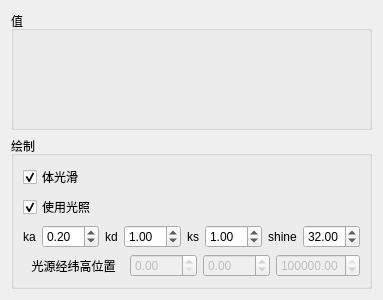
The window that app/isosurface/mcb_main_window.ui (Kouek/vis-osg-qt) describes before a commit, drawn with Qt 5.
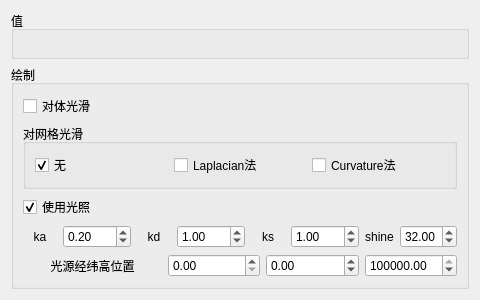
The same window after the commit.

Commit message: 添加等值面Mesh平滑

Patch:
```diff
--- a/app/isosurface/mcb_main_window.ui
+++ b/app/isosurface/mcb_main_window.ui
@@ -6,7 +6,7 @@
    <rect>
     <x>0</x>
     <y>0</y>
-    <width>376</width>
+    <width>480</width>
     <height>300</height>
    </rect>
   </property>
@@ -32,15 +32,57 @@
         <item>
          <widget class="QCheckBox" name="checkBox_UseSmoothedVolume">
           <property name="text">
-           <string>体光滑</string>
+           <string>对体光滑</string>
           </property>
           <property name="checked">
-           <bool>true</bool>
+           <bool>false</bool>
           </property>
          </widget>
         </item>
        </layout>
       </item>
+      <item>
+       <widget class="QGroupBox" name="groupBox_2">
+        <property name="title">
+         <string>对网格光滑</string>
+        </property>
+        <layout class="QHBoxLayout" name="horizontalLayout_2">
+         <item>
+          <widget class="QCheckBox" name="checkBox_MeshSmoothNone">
+           <property name="text">
+            <string>无</string>
+           </property>
+           <property name="checked">
+            <bool>true</bool>
+           </property>
+           <property name="autoExclusive">
+            <bool>true</bool>
+           </property>
+          </widget>
+         </item>
+         <item>
+          <widget class="QCheckBox" name="checkBox_MeshSmoothLaplacian">
+           <property name="text">
+            <string>Laplacian法</string>
+           </property>
+           <property name="autoExclusive">
+            <bool>true</bool>
+           </property>
+          </widget>
+         </item>
+         <item>
+          <widget class="QCheckBox" name="checkBox_MeshSmoothCurvature">
+           <property name="text">
+            <string>Curvature法</string>
+           </property>
+           <property name="autoExclusive">
+            <bool>true</bool>
+           </property>
+          </widget>
+         </item>
+        </layout>
+       </widget>
+      </item>
       <item>
        <widget class="QCheckBox" name="checkBox_UseShading">
         <property name="text">
@@ -162,7 +204,7 @@
         <item>
          <widget class="QDoubleSpinBox" name="doubleSpinBox_LightPosLon">
           <property name="enabled">
-           <bool>false</bool>
+           <bool>true</bool>
           </property>
           <property name="maximum">
            <double>180.000000000000000</double>
@@ -172,7 +214,7 @@
         <item>
          <widget class="QDoubleSpinBox" name="doubleSpinBox_LightPosLat">
           <property name="enabled">
-           <bool>false</bool>
+           <bool>true</bool>
           </property>
           <property name="minimum">
            <double>-90.000000000000000</double>
@@ -185,7 +227,7 @@
         <item>
          <widget class="QDoubleSpinBox" name="doubleSpinBox_LightPosH">
           <property name="enabled">
-           <bool>false</bool>
+           <bool>true</bool>
           </property>
           <property name="maximum">
            <double>100000000000.000000000000000</double>
```
The commit also changes 8 other files.
